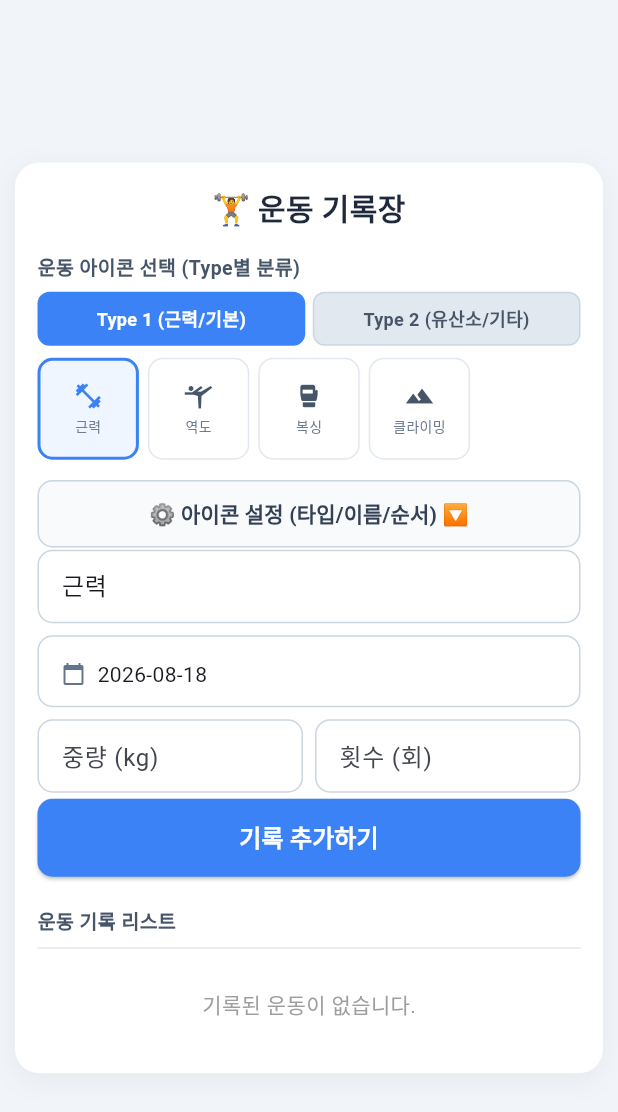
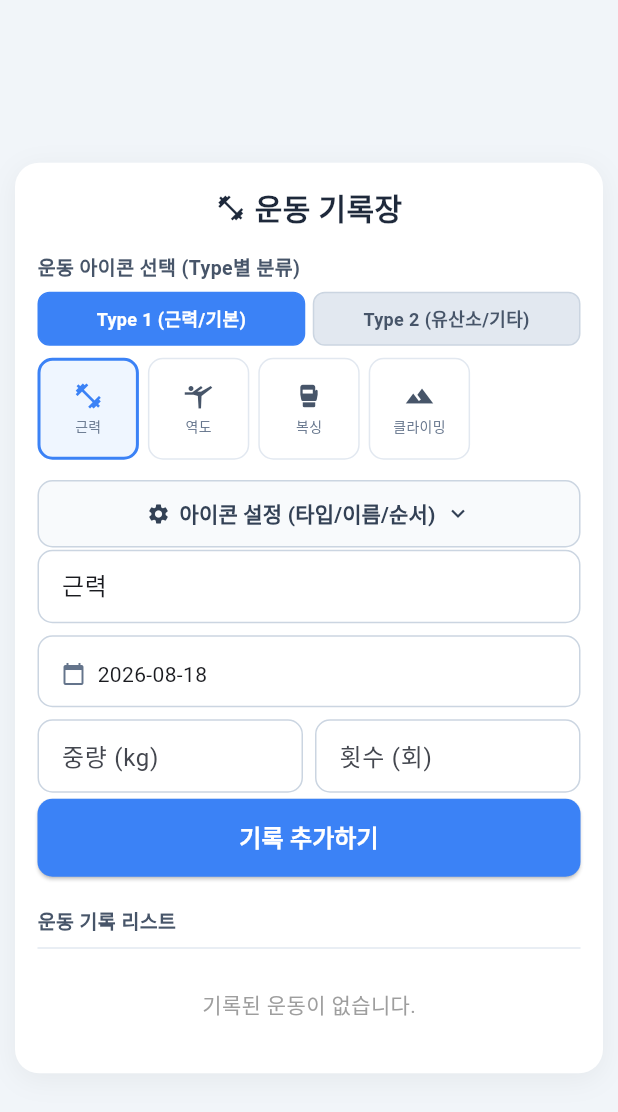
Before and after one commit to Eunseo-415/workout, a Flutter app: the screen it shows after launch, on a phone screen of 412 x 824 dp. Shown: the top 1112 px of the screen. Run offline on Flutter 3.47's test engine with Material 3 defaults, Android fonts, the phone set to English and light mode, and no system bars; our stand-ins replace image_picker, shared_preferences.

Commit message:
Remove remaining emoji from UI text
The WorkoutIcon model was already switched to vector icons, but the
title, the icon-manager toggle button, the custom-icon label, and the
record date row still had emoji characters baked into their Text
strings (barbell, gear, folder, calendar, arrows). Those render as
tofu on this engine/device too, so replace all of them with Icon
widgets next to plain text.

```diff
--- a/lib/screens/home_screen.dart
+++ b/lib/screens/home_screen.dart
@@ -289,14 +289,20 @@ class _HomeScreenState extends State<HomeScreen> {
                 child: Column(
                   crossAxisAlignment: CrossAxisAlignment.stretch,
                   children: [
-                    const Text(
-                      '🏋️ 운동 기록장',
-                      textAlign: TextAlign.center,
+                    const Row(
+                      mainAxisAlignment: MainAxisAlignment.center,
+                      children: [
+                        Icon(Icons.fitness_center, size: 20, color: Color(0xFF1E293B)),
+                        SizedBox(width: 6),
+                        Text(
+                          '운동 기록장',
                           style: TextStyle(
                             fontSize: 20,
                             fontWeight: FontWeight.bold,
                             color: Color(0xFF1E293B),
                           ),
+                        ),
+                      ],
                     ),
                     const SizedBox(height: 15),
                     const Text(
@@ -444,9 +450,22 @@ class _HomeScreenState extends State<HomeScreen> {
           padding: const EdgeInsets.all(12),
           shape: RoundedRectangleBorder(borderRadius: BorderRadius.circular(10)),
         ),
-        child: Text(
-          _managerOpen ? '⚙️ 아이콘 설정 닫기 🔼' : '⚙️ 아이콘 설정 (타입/이름/순서) 🔽',
+        child: Row(
+          mainAxisAlignment: MainAxisAlignment.center,
+          children: [
+            const Icon(Icons.settings, size: 16, color: Color(0xFF334155)),
+            const SizedBox(width: 6),
+            Text(
+              _managerOpen ? '아이콘 설정 닫기' : '아이콘 설정 (타입/이름/순서)',
               style: const TextStyle(fontWeight: FontWeight.bold, color: Color(0xFF334155)),
+            ),
+            const SizedBox(width: 6),
+            Icon(
+              _managerOpen ? Icons.expand_less : Icons.expand_more,
+              size: 18,
+              color: const Color(0xFF334155),
+            ),
+          ],
         ),
       ),
     );
@@ -478,13 +497,19 @@ class _HomeScreenState extends State<HomeScreen> {
           const SizedBox(height: 4),
           const Divider(height: 1),
           const SizedBox(height: 8),
-          const Text(
-            '📁 새 아이콘 추가 (이미지)',
+          const Row(
+            children: [
+              Icon(Icons.folder_open, size: 14, color: Color(0xFF334155)),
+              SizedBox(width: 4),
+              Text(
+                '새 아이콘 추가 (이미지)',
                 style: TextStyle(
                   fontWeight: FontWeight.bold,
                   color: Color(0xFF334155),
                   fontSize: 12,
                 ),
+              ),
+            ],
           ),
           const SizedBox(height: 6),
           SizedBox(
@@ -697,10 +722,16 @@ class _HomeScreenState extends State<HomeScreen> {
                       ),
                     ),
                     const SizedBox(height: 2),
+                    Row(
+                      children: [
+                        const Icon(Icons.calendar_today, size: 11, color: Color(0xFF64748B)),
+                        const SizedBox(width: 4),
                         Text(
-                      '📅 ${record.date}'
+                          '${record.date}'
                           '${record.iconName.isNotEmpty ? ' · ${record.iconName}' : ''}',
                           style: const TextStyle(fontSize: 11, color: Color(0xFF64748B)),
+                        ),
+                      ],
                     ),
                   ],
                 ),
```
Lines whose indentation alone changed are shown as unchanged.
